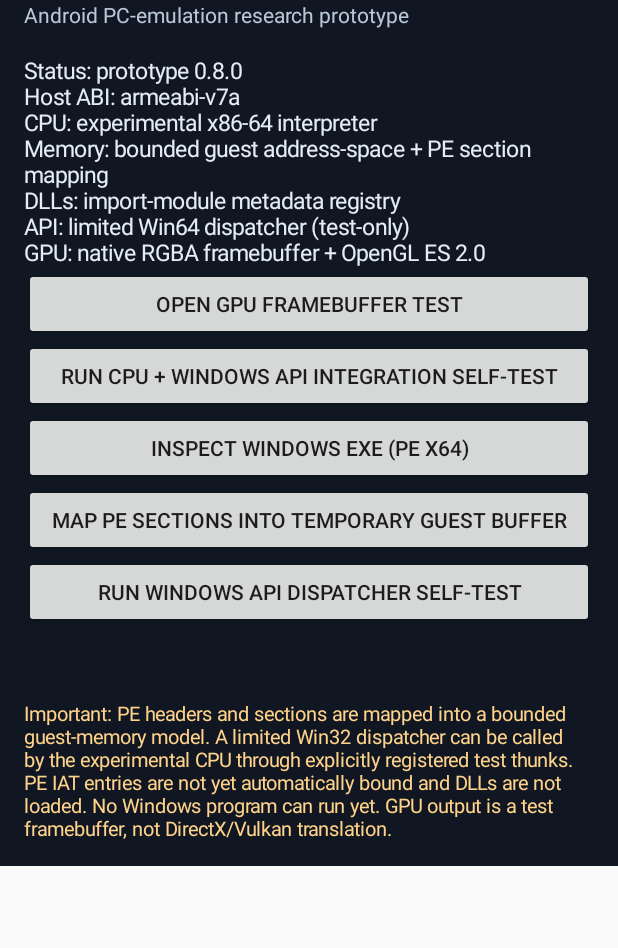
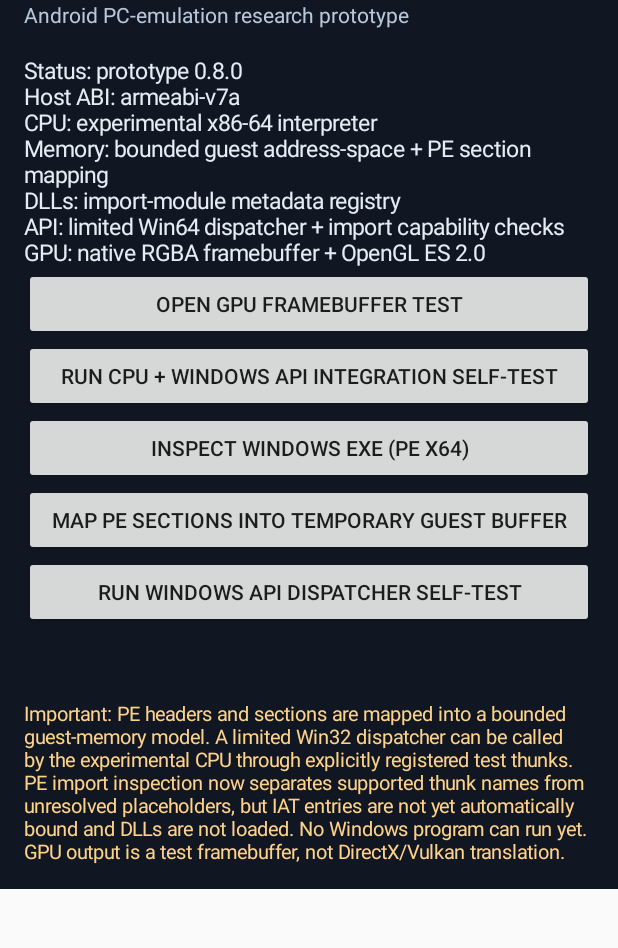
Before and after one commit to suksesjt12-source/AsterPc, an Android app: the screen it shows after launch (MainActivity), on a phone screen of 412 x 824 dp, the part 85-1033 px from its top. Run offline under Robolectric (Android 15) with nearby library versions, the phone set to English and light mode, and no system bars; 1 statement that could not run was skipped.

Commit message:
Clarify AsterPC import resolver status in UI

```diff
--- a/app/src/main/java/com/asterpc/MainActivity.java
+++ b/app/src/main/java/com/asterpc/MainActivity.java
@@ -53,7 +53,7 @@ public class MainActivity extends Activity {
 
         TextView status = new TextView(this);
         status.setText("\nStatus: prototype 0.8.0\nHost ABI: " + android.os.Build.SUPPORTED_ABIS[0]
-                + "\nCPU: experimental x86-64 interpreter\nMemory: bounded guest address-space + PE section mapping\nDLLs: import-module metadata registry\nAPI: limited Win64 dispatcher (test-only)\nGPU: native RGBA framebuffer + OpenGL ES 2.0");
+                + "\nCPU: experimental x86-64 interpreter\nMemory: bounded guest address-space + PE section mapping\nDLLs: import-module metadata registry\nAPI: limited Win64 dispatcher + import capability checks\nGPU: native RGBA framebuffer + OpenGL ES 2.0");
         status.setTextColor(0xFFE4ECF5);
         status.setTextSize(15);
         root.addView(status);
@@ -89,7 +89,7 @@ public class MainActivity extends Activity {
         root.addView(output);
 
         TextView warning = new TextView(this);
-        warning.setText("\nImportant: PE headers and sections are mapped into a bounded guest-memory model. A limited Win32 dispatcher can be called by the experimental CPU through explicitly registered test thunks. PE IAT entries are not yet automatically bound and DLLs are not loaded. No Windows program can run yet. GPU output is a test framebuffer, not DirectX/Vulkan translation.");
+        warning.setText("\nImportant: PE headers and sections are mapped into a bounded guest-memory model. A limited Win32 dispatcher can be called by the experimental CPU through explicitly registered test thunks. PE import inspection now separates supported thunk names from unresolved placeholders, but IAT entries are not yet automatically bound and DLLs are not loaded. No Windows program can run yet. GPU output is a test framebuffer, not DirectX/Vulkan translation.");
         warning.setTextColor(0xFFFFD28A);
         warning.setTextSize(13);
         root.addView(warning);
```
